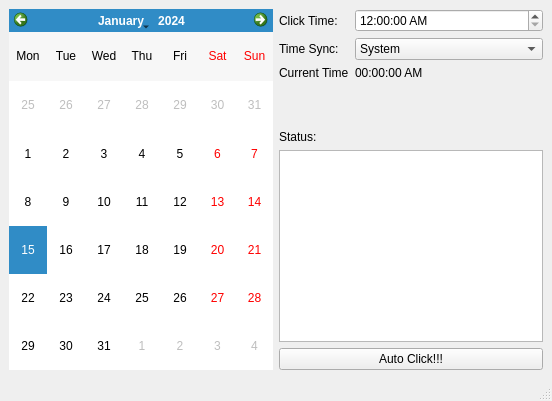
jackyko1991/Auto_Clicker, file mainwindow.ui: the form before one commit.
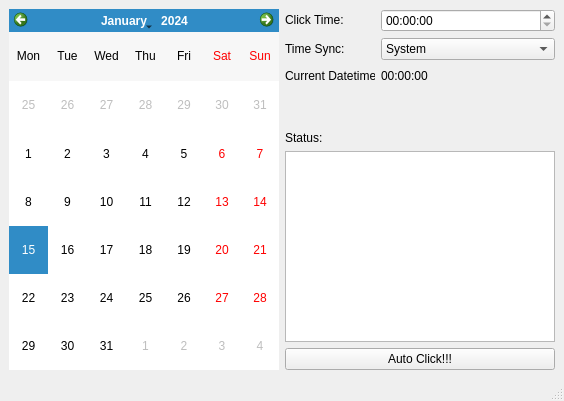
The form after the commit. Icons and pictures are not drawn.

The edit to the form file:
```diff
--- a/mainwindow.ui
+++ b/mainwindow.ui
@@ -6,7 +6,7 @@
    <rect>
     <x>0</x>
     <y>0</y>
-    <width>552</width>
+    <width>564</width>
     <height>401</height>
    </rect>
   </property>
@@ -40,14 +40,14 @@
          <widget class="QLabel" name="label">
           <property name="minimumSize">
            <size>
-            <width>70</width>
-            <height>0</height>
+            <width>90</width>
+            <height>20</height>
            </size>
           </property>
           <property name="maximumSize">
            <size>
-            <width>70</width>
-            <height>16777215</height>
+            <width>90</width>
+            <height>20</height>
            </size>
           </property>
           <property name="text">
@@ -58,7 +58,7 @@
         <item>
          <widget class="QTimeEdit" name="timeEdit">
           <property name="displayFormat">
-           <string>hh:mm:ss AP</string>
+           <string>hh:mm:ss</string>
           </property>
          </widget>
         </item>
@@ -70,13 +70,13 @@
          <widget class="QLabel" name="label_3">
           <property name="minimumSize">
            <size>
-            <width>70</width>
-            <height>0</height>
+            <width>90</width>
+            <height>20</height>
            </size>
           </property>
           <property name="maximumSize">
            <size>
-            <width>70</width>
+            <width>90</width>
             <height>16777215</height>
            </size>
           </property>
@@ -103,17 +103,17 @@
           <property name="minimumSize">
            <size>
             <width>70</width>
-            <height>0</height>
+            <height>20</height>
            </size>
           </property>
           <property name="maximumSize">
            <size>
-            <width>70</width>
-            <height>16777215</height>
+            <width>90</width>
+            <height>20</height>
            </size>
           </property>
           <property name="text">
-           <string>Current Time:</string>
+           <string>Current Datetime:</string>
           </property>
          </widget>
         </item>
@@ -132,7 +132,7 @@
            </size>
           </property>
           <property name="text">
-           <string>00:00:00 AM</string>
+           <string>00:00:00</string>
           </property>
          </widget>
         </item>
```
Left out of the diff: 7 changed lines with no effect on the pictures.
